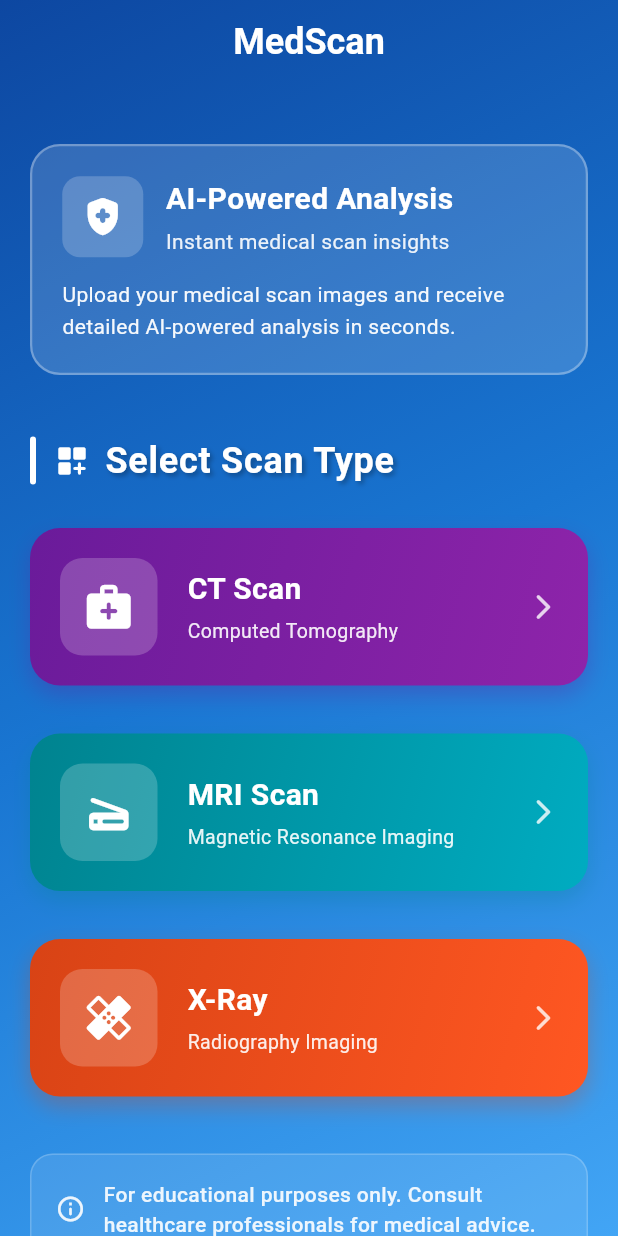
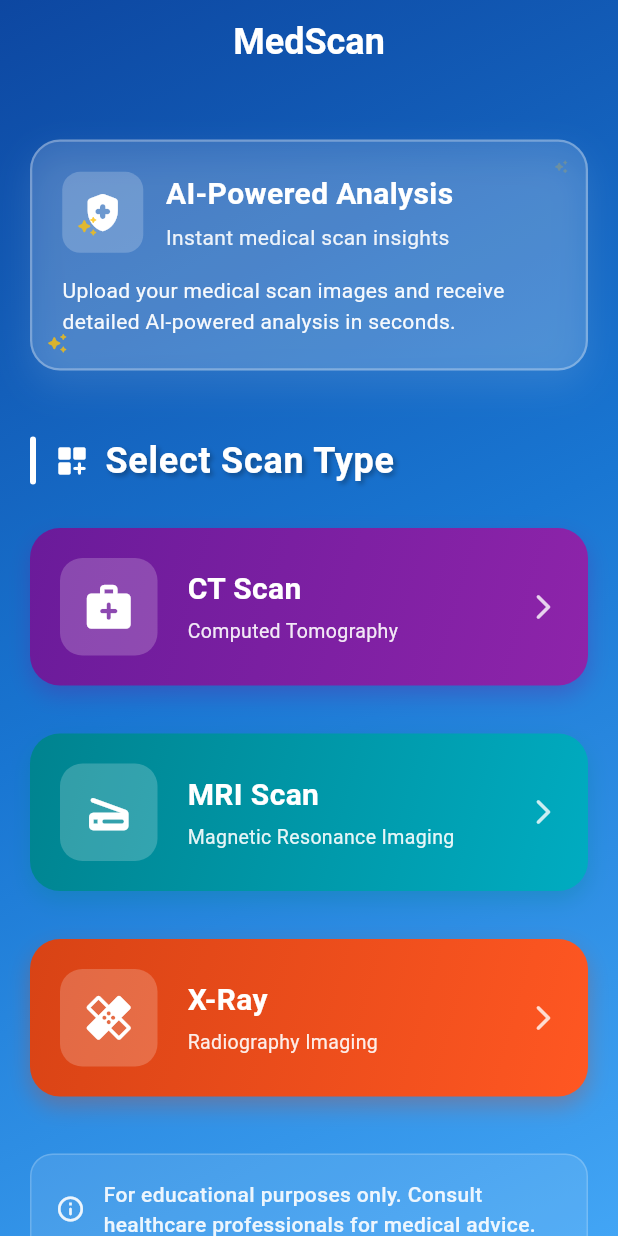
Before and after one commit to GeeklyCoder7/medscan, a Flutter app: the screen it shows after launch, on a phone screen of 412 x 824 dp. Run offline on Flutter 3.47's test engine with Material 3 defaults, Android fonts, the phone set to English and light mode, and no system bars; our stand-ins replace device_info_plus, flutter_markdown_plus, google_generative_ai, image_picker, permission_handler.

Commit message:
Made some UI changes in the home screen.

```diff
--- a/lib/screens/home_screen.dart
+++ b/lib/screens/home_screen.dart
@@ -1,8 +1,32 @@
+import 'dart:math';
 import 'package:flutter/material.dart';
 import 'package:medscan/widgets/scan_button.dart';
 
-class HomeScreen extends StatelessWidget {
+class HomeScreen extends StatefulWidget {
   const HomeScreen({super.key});
+
+  @override
+  State<HomeScreen> createState() => _HomeScreenState();
+}
+
+class _HomeScreenState extends State<HomeScreen>
+    with SingleTickerProviderStateMixin {
+  late AnimationController _animationController;
+
+  @override
+  void initState() {
+    super.initState();
+    _animationController = AnimationController(
+      vsync: this,
+      duration: Duration(seconds: 3),
+    )..repeat();
+  }
+
+  @override
+  void dispose() {
+    _animationController.dispose();
+    super.dispose();
+  }
 
   @override
   Widget build(BuildContext context) {
@@ -48,7 +72,6 @@ class HomeScreen extends StatelessWidget {
                   _buildHeroSection(),
                   SizedBox(height: 40),
 
-                  // Scan Options Title
                   Row(
                     children: [
                       Container(
@@ -87,7 +110,6 @@ class HomeScreen extends StatelessWidget {
 
                   SizedBox(height: 20),
 
-                  // Use ScanButton widgets
                   ScanButton(
                     title: 'CT Scan',
                     subtitle: 'Computed Tomography',
@@ -125,7 +147,16 @@ class HomeScreen extends StatelessWidget {
   }
 
   Widget _buildHeroSection() {
-    return Container(
+    return AnimatedBuilder(
+      animation: _animationController,
+      builder: (context, child) {
+        final offsetY = sin(_animationController.value * 2 * pi) * 5;
+
+        return Transform.translate(
+          offset: Offset(0, offsetY),
+          child: Stack(
+            children: [
+              Container(
                 padding: EdgeInsets.all(20),
                 decoration: BoxDecoration(
                   color: Colors.white.withOpacity(0.15),
@@ -134,6 +165,13 @@ class HomeScreen extends StatelessWidget {
                     color: Colors.white.withOpacity(0.3),
                     width: 1.5,
                   ),
+                  boxShadow: [
+                    BoxShadow(
+                      color: Colors.white.withOpacity(0.1),
+                      blurRadius: 20,
+                      offset: Offset(0, 10),
+                    ),
+                  ],
                 ),
                 child: Column(
                   crossAxisAlignment: CrossAxisAlignment.start,
@@ -189,6 +227,54 @@ class HomeScreen extends StatelessWidget {
                     ),
                   ],
                 ),
+              ),
+              Positioned(
+                top: 10,
+                right: 10,
+                child: _buildSparkle(_animationController),
+              ),
+              Positioned(
+                bottom: 10,
+                left: 10,
+                child: _buildSparkle(
+                  _animationController,
+                  reverse: true,
+                ),
+              ),
+              Positioned(
+                top: 50,
+                left: 30,
+                child: _buildSparkle(
+                  _animationController,
+                  delay: 0.5,
+                ),
+              ),
+            ],
+          ),
+        );
+      },
+    );
+  }
+
+  Widget _buildSparkle(AnimationController controller, {bool reverse = false, double delay = 0.0}) {
+    return AnimatedBuilder(
+      animation: controller,
+      builder: (context, child) {
+        double value = (controller.value + delay) % 1.0;
+        if (reverse) value = 1.0 - value;
+
+        return Opacity(
+          opacity: (sin(value * 2 * pi) + 1) / 2,
+          child: Transform.scale(
+            scale: 0.5 + ((sin(value * 2 * pi) + 1) / 2) * 0.5,
+            child: Icon(
+              Icons.auto_awesome_rounded,
+              color: Colors.amber,
+              size: 16,
+            ),
+          ),
+        );
+      },
     );
   }
 
--- /dev/null
+++ b/lib/widgets/sparkle_widget.dart
@@ -0,0 +1,28 @@
+import 'package:flutter/cupertino.dart';
+import 'package:flutter/material.dart';
+
+class SparkleIcon extends StatelessWidget {
+  final Animation<double> animation;
+
+  const SparkleIcon({Key? key, required this.animation}) : super(key: key);
+
+  @override
+  Widget build(BuildContext context) {
+    return AnimatedBuilder(
+      animation: animation,
+      builder: (context, child) {
+        return Opacity(
+          opacity: (animation.value * 2).clamp(0.0, 1.0),
+          child: Transform.scale(
+            scale: 0.5 + (animation.value * 0.5),
+            child: Icon(
+              Icons.auto_awesome_rounded,
+              color: Colors.amber,
+              size: 16,
+            ),
+          ),
+        );
+      },
+    );
+  }
+}
--- a/pubspec.yaml
+++ b/pubspec.yaml
@@ -37,6 +37,7 @@ dependencies:
   permission_handler: ^12.0.1
   device_info_plus: ^12.2.0
   flutter_markdown_plus: ^1.0.5
+  shimmer: ^3.0.0
 
   # The following adds the Cupertino Icons font to your application.
   # Use with the CupertinoIcons class for iOS style icons.
```
Also changed, not shown: pubspec.lock. Lines whose indentation alone changed are shown as unchanged.
